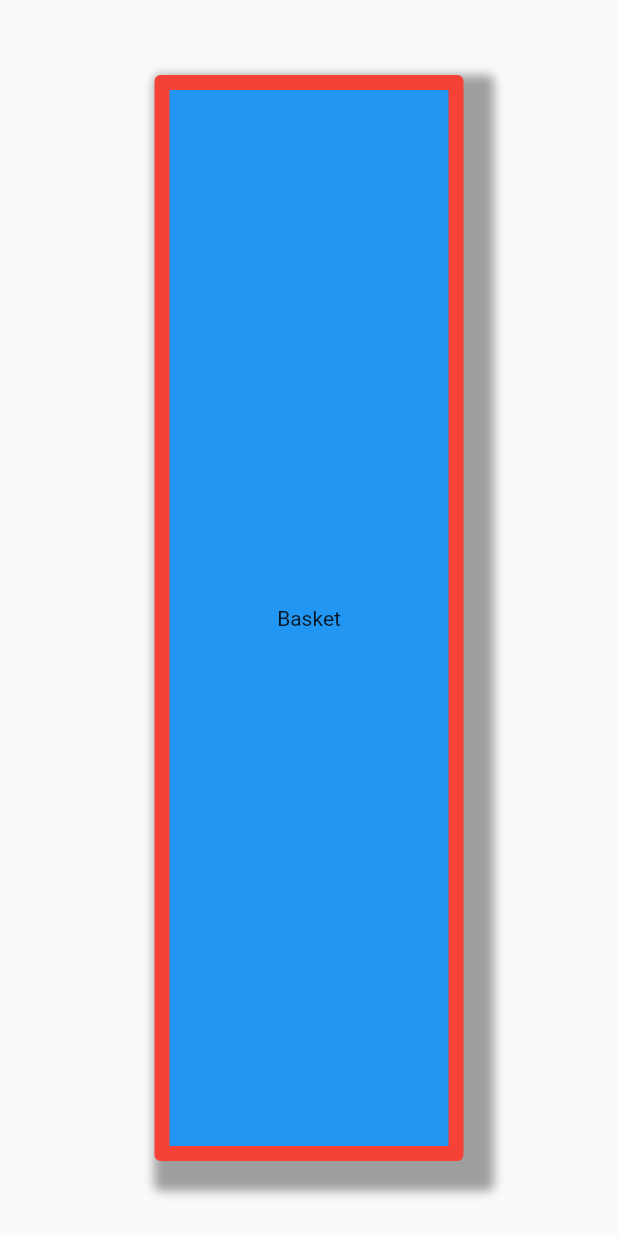
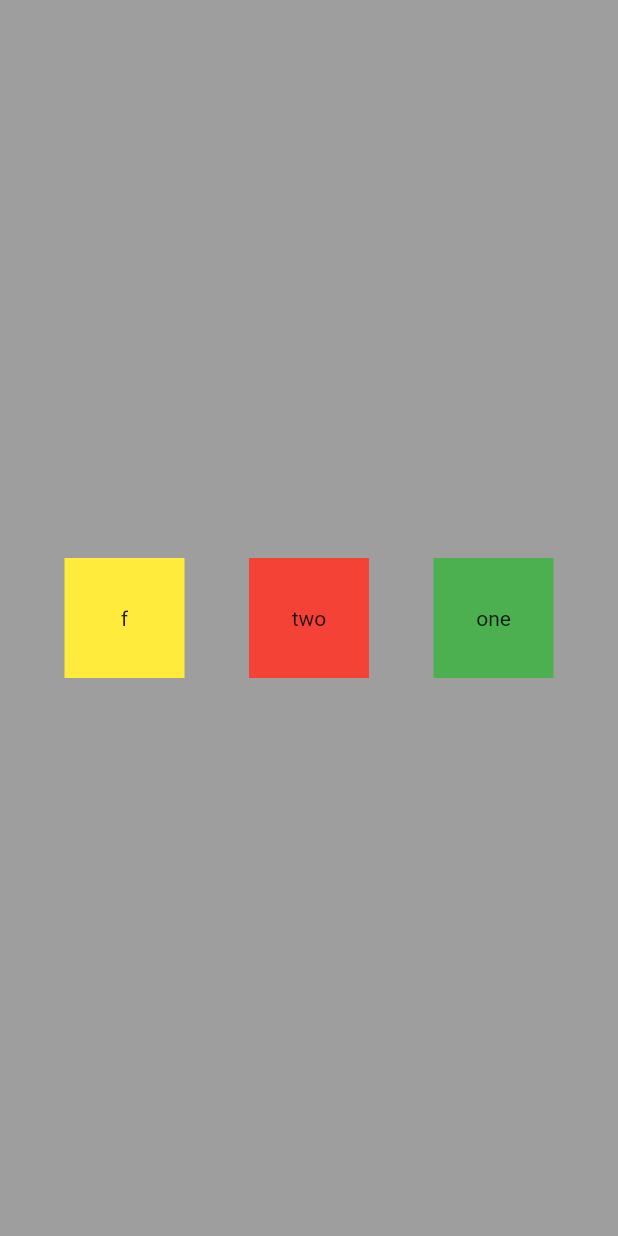
Before and after one commit to INTERNS-LXI-TECHNOLOGIES/Flutter-Workshop, a Flutter app: the screen it shows after launch, on a phone screen of 412 x 824 dp. Run offline on Flutter 3.47's test engine with Material 2 defaults, Android fonts, the phone set to English and light mode, and no system bars.

Commit message:
http://jira.bytatech.com:8080/browse/IN-7869 (single and multi child layout)

```diff
--- a/Graeshoppe/flutterproject/lib/basket.dart
+++ b/Graeshoppe/flutterproject/lib/basket.dart
@@ -1,5 +1,5 @@
 import 'package:flutter/material.dart';
-import 'package:flutterproject/widgets/basicWidget.dart';
+import 'package:flutterproject/widgets/multichildlayout.dart';
 
 class Basket extends StatelessWidget {
   @override
@@ -7,7 +7,7 @@ class Basket extends StatelessWidget {
     return MaterialApp(
       title: "Basket",
       home: Scaffold(
-        body: Center(child: BasicWidget()),
+        body: Center(child: Multichildlayout()),
       ),
     );
   }
--- /dev/null
+++ b/Graeshoppe/flutterproject/lib/widgets/multichildlayout.dart
@@ -0,0 +1,43 @@
+import 'package:flutter/material.dart';
+
+class Multichildlayout extends StatelessWidget {
+  @override
+  Widget build(BuildContext context) {
+    return Container(
+      width: MediaQuery.of(context).size.width,
+      height: MediaQuery.of(context).size.height,
+      color: Colors.grey,
+      child: Row(
+        mainAxisAlignment: MainAxisAlignment.spaceEvenly,
+        crossAxisAlignment: CrossAxisAlignment.center,
+        textDirection: TextDirection.rtl,
+        children: <Widget>[
+          Container(
+            width: 80,
+            height: 80,
+            color: Colors.green,
+            child: Center(
+              child: Text(" one "),
+            ),
+          ),
+          Container(
+            width: 80,
+            height: 80,
+            color: Colors.red,
+            child: Center(
+              child: Text(" two "),
+            ),
+          ),
+          Container(
+            width: 80,
+            height: 80,
+            color: Colors.yellow,
+            child: Center(
+              child: Text(" f "),
+            ),
+          ),
+        ],
+      ),
+    );
+  }
+}
```
